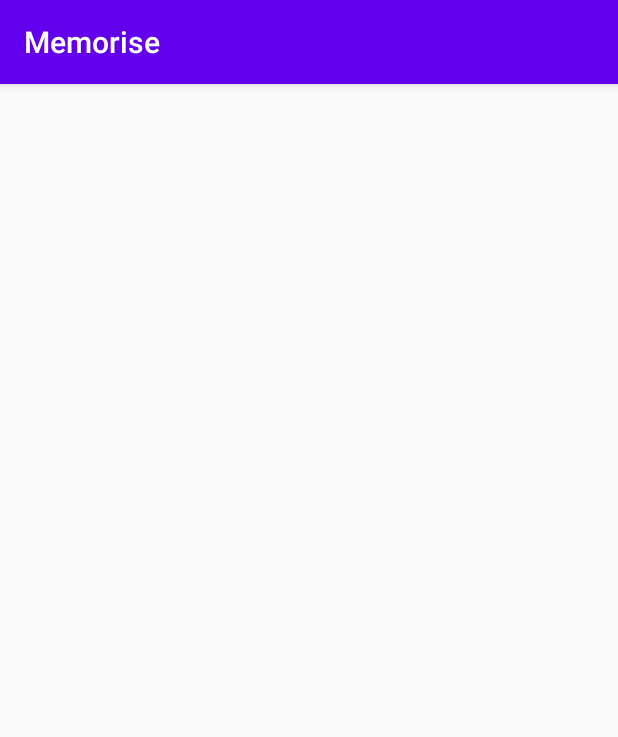
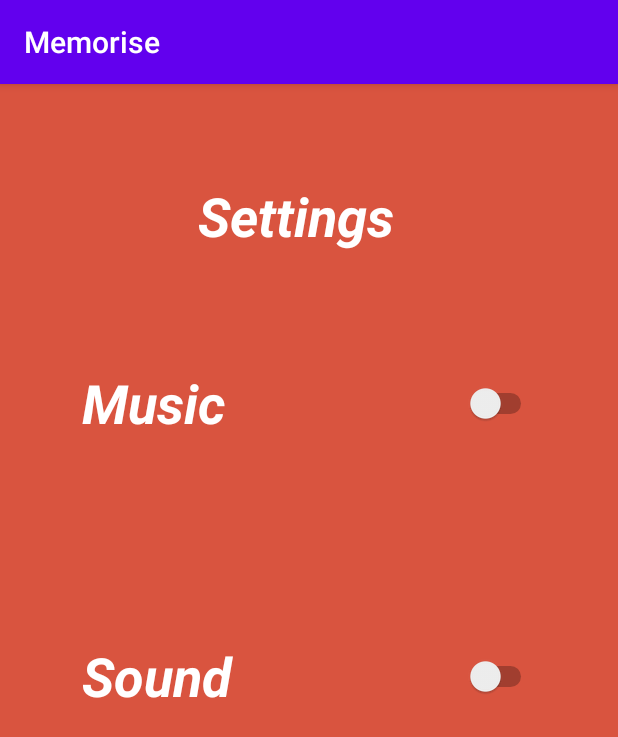
Before and after one commit to bhatt-j/Memorise, an Android app: the Setting screen opened directly, with no data from a screen before it, on a phone screen of 412 x 824 dp. Shown: the top 737 px of the screen. Run offline under Robolectric (Android 15) with nearby library versions, the phone set to English and light mode, and no system bars.

Commit message:
final design

```diff
--- a/app/build.gradle
+++ b/app/build.gradle
@@ -28,6 +28,7 @@ dependencies {
 
     implementation 'androidx.appcompat:appcompat:1.1.0'
     implementation 'androidx.constraintlayout:constraintlayout:1.1.3'
+    implementation 'com.google.android.material:material:1.0.0'
     testImplementation 'junit:junit:4.12'
     androidTestImplementation 'androidx.test.ext:junit:1.1.1'
     androidTestImplementation 'androidx.test.espresso:espresso-core:3.2.0'
--- a/app/src/main/res/layout/activity_setting.xml
+++ b/app/src/main/res/layout/activity_setting.xml
@@ -4,6 +4,68 @@
     xmlns:tools="http://schemas.android.com/tools"
     android:layout_width="match_parent"
     android:layout_height="match_parent"
+    android:background="#D9543F"
     tools:context=".Setting">
 
+    <TextView
+        android:id="@+id/setting"
+        android:layout_width="148dp"
+        android:layout_height="87dp"
+        android:layout_marginStart="125dp"
+        android:layout_marginLeft="125dp"
+        android:layout_marginTop="63dp"
+        android:layout_marginEnd="125dp"
+        android:layout_marginRight="125dp"
+        android:layout_marginBottom="26dp"
+        android:lineSpacingExtra="24sp"
+        android:text="Settings"
+        android:textAppearance="@style/TextAppearance.AppCompat.Large"
+        android:textColor="#FFFFFF"
+        android:textSize="36sp"
+        android:textStyle="bold|italic"
+        android:verticalScrollbarPosition="defaultPosition"
+        app:layout_constraintBottom_toTopOf="@+id/musicswitch"
+        app:layout_constraintEnd_toEndOf="parent"
+        app:layout_constraintStart_toStartOf="parent"
+        app:layout_constraintTop_toTopOf="parent" />
+
+    <Switch
+        android:id="@+id/musicswitch"
+        android:layout_width="303dp"
+        android:layout_height="72dp"
+        android:layout_marginStart="54dp"
+        android:layout_marginLeft="54dp"
+        android:layout_marginTop="26dp"
+        android:layout_marginEnd="54dp"
+        android:layout_marginRight="54dp"
+        android:clickable="true"
+        android:text="Music"
+        android:textColor="#FFFFFF"
+        android:textSize="36sp"
+        android:textStyle="bold|italic"
+        app:layout_constraintEnd_toEndOf="parent"
+        app:layout_constraintStart_toStartOf="parent"
+        app:layout_constraintTop_toBottomOf="@+id/setting" />
+
+    <Switch
+        android:id="@+id/soundswitch"
+        android:layout_width="303dp"
+        android:layout_height="72dp"
+        android:layout_marginStart="54dp"
+        android:layout_marginLeft="54dp"
+        android:layout_marginTop="28dp"
+        android:layout_marginEnd="54dp"
+        android:layout_marginRight="54dp"
+        android:layout_marginBottom="255dp"
+        android:clickable="true"
+        android:text="Sound"
+        android:textColor="#FFFFFF"
+        android:textSize="36sp"
+        android:textStyle="bold|italic"
+        app:layout_constraintBottom_toBottomOf="parent"
+        app:layout_constraintEnd_toEndOf="parent"
+        app:layout_constraintStart_toStartOf="parent"
+        app:layout_constraintTop_toBottomOf="@+id/musicswitch" />
+
+
 </androidx.constraintlayout.widget.ConstraintLayout>
```
Also changed, not shown: app/src/main/res/layout/activity_help.xml (+32 -0 lines).
